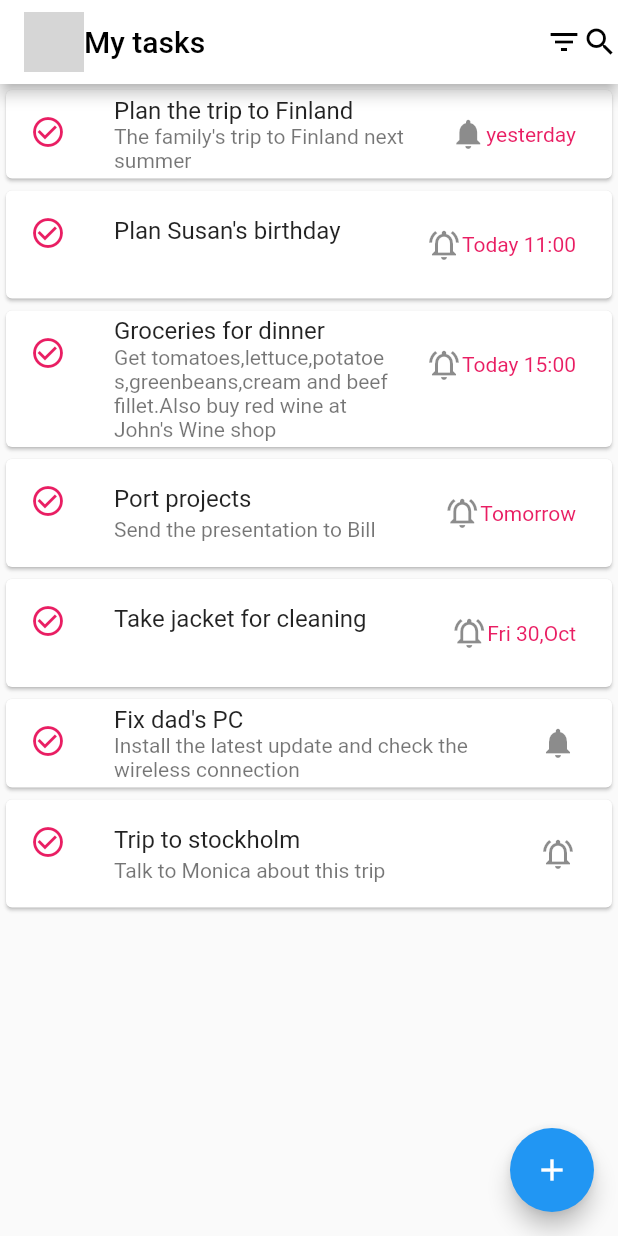
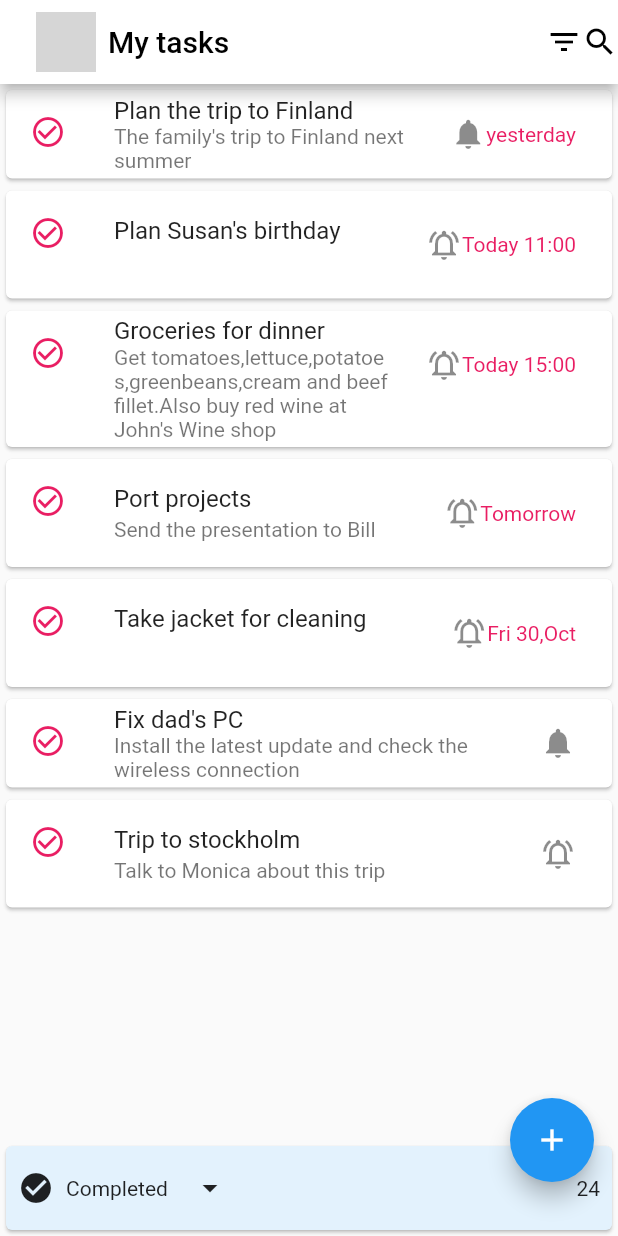
Before and after one commit to BellBrown/To_Do_App, a Flutter app: the screen it shows after launch, on a phone screen of 412 x 824 dp. Run offline on Flutter 3.47's test engine with Material 2 defaults, Android fonts, the phone set to English and light mode, and no system bars; network calls fail; grey boxes are pictures that could not be loaded.

Commit message:
fourth commit

```diff
--- a/lib/main.dart
+++ b/lib/main.dart
@@ -32,12 +32,36 @@ class ToDoApp extends StatelessWidget {
     var colors;
     return Scaffold(
       floatingActionButton: FloatingActionButton(
+
         onPressed: null,
         child: Icon(Icons.add),
       ),
+      bottomSheet: Card(
+        color:Colors.blue[50],
+        child: Padding(
+          padding: const EdgeInsets.all(8.0),
+          child:Row(
+          children:[Icon(Icons.check_circle),
+         Padding(
+           padding: const EdgeInsets.all(8.0),
+           child: Text("Completed"),
+         ),
+         Padding(
+           padding: const EdgeInsets.all(8.0),
+           child: Icon(Icons.arrow_drop_down),
+         ),
+         Spacer(),
+         Text("24"),
+          ]
+        )
+        )
+      ),
       appBar: AppBar(
         title:Row(children: [
-          CircleAvatar(backgroundImage: NetworkImage("https://images.unsplash.com/photo-1633716033265-37ace8b8ee62?ixlib=rb-1.2.1&ixid=MnwxMjA3fDB8MHxwaG90by1wYWdlfHx8fGVufDB8fHx8&auto=format&fit=crop&w=1227&q=80")),
+          Padding(
+            padding: const EdgeInsets.all(8.0),
+            child: CircleAvatar(backgroundImage: NetworkImage("https://images.unsplash.com/photo-1633716033265-37ace8b8ee62?ixlib=rb-1.2.1&ixid=MnwxMjA3fDB8MHxwaG90by1wYWdlfHx8fGVufDB8fHx8&auto=format&fit=crop&w=1227&q=80")),
+          ),
           Text("My tasks",style: TextStyle(color: Colors.black),),
           ],),
         actions: const [
@@ -58,7 +82,6 @@ class ToDoApp extends StatelessWidget {
     );
   }
 }
-
 class TaskWidget extends StatelessWidget {
   const TaskWidget({
     Key? key, required this.taskTitle, required this.subTitle, required this.time, required this.icon, required this.color,
```
